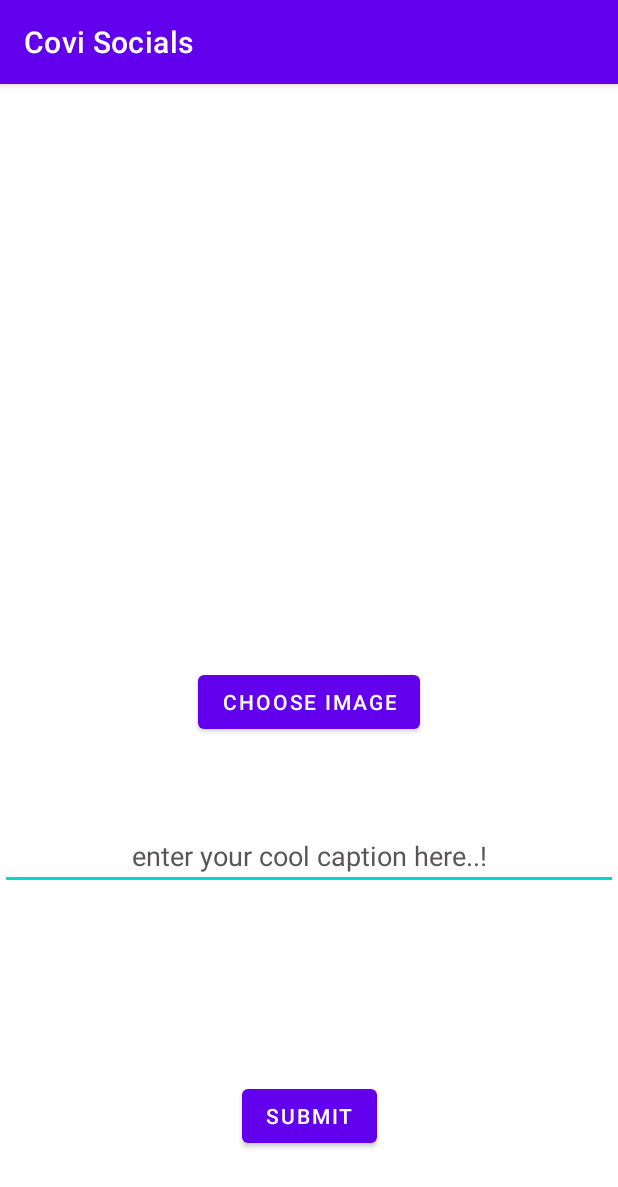
After one commit to pratik2315/covi_socials, an Android app: the CreatePostActivity screen opened directly, with no data from a screen before it, on a phone screen of 412 x 824 dp. The commit adds this screen. Shown: the top 1187 px of the screen. Run offline under Robolectric (Android 15) with nearby library versions, the phone set to English and light mode, and no system bars; our stand-ins replace Firebase (no records; nobody signed in at launch, a user with empty details on screens opened directly).

Commit message:
upload post feature

```diff
--- a/app/build.gradle
+++ b/app/build.gradle
@@ -46,6 +46,7 @@ dependencies {
     implementation 'androidx.constraintlayout:constraintlayout:2.1.0'
     implementation 'com.google.firebase:firebase-auth:21.0.1'
     implementation 'com.google.firebase:firebase-firestore:23.0.3'
+    implementation 'com.google.firebase:firebase-storage:20.0.0'
     testImplementation 'junit:junit:4.+'
     androidTestImplementation 'androidx.test.ext:junit:1.1.3'
     androidTestImplementation 'androidx.test.espresso:espresso-core:3.4.0'
--- /dev/null
+++ b/app/src/main/java/com/example/covisocials/CreatePostActivity.kt
@@ -0,0 +1,126 @@
+package com.example.covisocials
+
+import android.app.Activity
+import android.content.Intent
+import android.net.Uri
+import androidx.appcompat.app.AppCompatActivity
+import android.os.Bundle
+import android.util.Log
+import android.view.LayoutInflater
+import android.widget.Toast
+import com.example.covisocials.databinding.ActivityCreatePostBinding
+import com.example.covisocials.databinding.ActivityPostsBinding
+import com.example.covisocials.models.Posts
+import com.example.covisocials.models.Users
+import com.google.firebase.auth.FirebaseAuth
+import com.google.firebase.firestore.FirebaseFirestore
+import com.google.firebase.firestore.auth.User
+import com.google.firebase.storage.FirebaseStorage
+import com.google.firebase.storage.StorageReference
+import java.lang.Exception
+import java.net.URI
+
+class CreatePostActivity : AppCompatActivity() {
+
+    private lateinit var binding: ActivityCreatePostBinding
+    private val TAG = "CreatePostsActivity"
+    private val CODE = 1
+    private var picUri : Uri ?= null
+    private lateinit var fireStoreDb : FirebaseFirestore
+    private lateinit var storageReference : StorageReference
+    private var signedInUser : Users? = null
+    private val USERNAME_KEY = "KEY"
+
+    override fun onCreate(savedInstanceState: Bundle?) {
+        super.onCreate(savedInstanceState)
+        binding = ActivityCreatePostBinding.inflate(layoutInflater)
+        setContentView(binding.root)
+
+        fireStoreDb = FirebaseFirestore.getInstance()
+        storageReference = FirebaseStorage.getInstance().reference
+
+        fireStoreDb.collection("users")
+                .document(FirebaseAuth.getInstance().currentUser?.uid as String)
+                .get()
+                .addOnSuccessListener { snapShot ->
+                    signedInUser = snapShot.toObject(Users::class.java)
+                    Log.i(TAG, "Post $signedInUser")
+                }.addOnFailureListener{ exception->
+                    Log.i(TAG, "Fail", exception)
+                }
+
+        binding.btnChooseImage.setOnClickListener {
+            val galleryIntent = Intent(Intent.ACTION_GET_CONTENT)
+            galleryIntent.type = "image/*"
+            if (galleryIntent.resolveActivity(packageManager)!=null){
+                startActivityForResult(galleryIntent, CODE)
+            }
+        }
+
+        binding.btnSubmit.setOnClickListener {
+            handleSubmitButton()
+        }
+    }
+
+    private fun handleSubmitButton() {
+        if (picUri == null){
+            Toast.makeText(this, "No image selected!", Toast.LENGTH_SHORT).show()
+        }
+        if (signedInUser == null){
+            Toast.makeText(this, "No user signed in!", Toast.LENGTH_SHORT).show()
+        }
+
+        try {
+            val picUpUri = picUri as Uri
+
+            val picReference = storageReference.child("images/${System.currentTimeMillis()}-photo.jpg")
+            picReference.putFile(picUpUri)
+                    .continueWithTask { photoUploadTask ->
+                        picReference.downloadUrl
+                    }
+                    .continueWithTask {
+                        val user = Users(
+                                signedInUser?.username as String,
+                                signedInUser?.age as Int
+                        )
+                        fireStoreDb.collection("users").add(user)
+                    }
+                    .continueWithTask { postDownloadUrl ->
+                        val post = Posts(
+                                binding.etCaption.text.toString(),
+                                System.currentTimeMillis(),
+                                postDownloadUrl.result.toString(),
+                                signedInUser
+                        )
+                        fireStoreDb.collection("posts").add(post)
+                    }.addOnCompleteListener { postCreationInDB ->
+                        if (!postCreationInDB.isSuccessful) {
+                            Toast.makeText(this, "Failed to upload photo to firebase storage", Toast.LENGTH_SHORT).show()
+                        }
+
+                        binding.etCaption.text.clear()
+                        binding.imagePost.setImageResource(0)
+                        Toast.makeText(this, "Success!", Toast.LENGTH_SHORT).show()
+                        val intent = Intent(this, ProfileActivity::class.java)
+                        intent.putExtra(USERNAME_KEY, signedInUser?.username)
+                        startActivity(intent)
+                        finish()
+                    }
+        } catch (e: Exception){
+
+        }
+
+    }
+
+    override fun onActivityResult(requestCode: Int, resultCode: Int, data: Intent?) {
+        super.onActivityResult(requestCode, resultCode, data)
+        if (requestCode == CODE){
+            if (resultCode == Activity.RESULT_OK){
+                picUri = data?.data
+                binding.imagePost.setImageURI(picUri)
+            } else{
+                Toast.makeText(this, "Could not fetch image!", Toast.LENGTH_SHORT).show()
+            }
+        }
+    }
+}
--- /dev/null
+++ b/app/src/main/res/layout/activity_create_post.xml
@@ -0,0 +1,58 @@
+<?xml version="1.0" encoding="utf-8"?>
+<androidx.constraintlayout.widget.ConstraintLayout xmlns:android="http://schemas.android.com/apk/res/android"
+    xmlns:app="http://schemas.android.com/apk/res-auto"
+    xmlns:tools="http://schemas.android.com/tools"
+    android:background="@color/white"
+    android:layout_width="match_parent"
+    android:layout_height="match_parent"
+    tools:context=".CreatePostActivity">
+
+    <Button
+        android:id="@+id/btnChooseImage"
+        android:layout_width="wrap_content"
+        android:layout_height="wrap_content"
+        android:layout_marginTop="40dp"
+        android:text="Choose Image"
+        app:layout_constraintEnd_toEndOf="parent"
+        app:layout_constraintHorizontal_bias="0.501"
+        app:layout_constraintStart_toStartOf="parent"
+        app:layout_constraintTop_toBottomOf="@+id/imagePost" />
+
+    <Button
+        android:id="@+id/btnSubmit"
+        android:layout_width="wrap_content"
+        android:layout_height="wrap_content"
+        android:layout_marginTop="228dp"
+        android:text="Submit"
+        app:layout_constraintEnd_toEndOf="parent"
+        app:layout_constraintStart_toStartOf="parent"
+        app:layout_constraintTop_toBottomOf="@+id/btnChooseImage" />
+
+    <EditText
+        android:id="@+id/etCaption"
+        android:layout_width="0dp"
+        android:layout_height="wrap_content"
+        android:layout_marginTop="56dp"
+        android:ems="10"
+        android:gravity="center"
+        android:textColorHint="#595555"
+        android:textColor="@color/black"
+        android:hint="enter your cool caption here..!"
+        android:inputType="textPersonName"
+        app:layout_constraintEnd_toEndOf="parent"
+        app:layout_constraintHorizontal_bias="1.0"
+        app:layout_constraintStart_toStartOf="parent"
+        app:layout_constraintTop_toBottomOf="@+id/btnChooseImage" />
+
+    <ImageView
+        android:id="@+id/imagePost"
+        android:layout_width="300dp"
+        android:layout_height="300dp"
+        android:layout_marginTop="48dp"
+        android:scaleType="centerCrop"
+        app:layout_constraintEnd_toEndOf="parent"
+        app:layout_constraintHorizontal_bias="0.495"
+        app:layout_constraintStart_toStartOf="parent"
+        app:layout_constraintTop_toTopOf="parent"
+        tools:srcCompat="@tools:sample/avatars" />
+</androidx.constraintlayout.widget.ConstraintLayout>
--- a/app/src/main/res/layout/activity_posts.xml
+++ b/app/src/main/res/layout/activity_posts.xml
@@ -2,7 +2,6 @@
 <androidx.constraintlayout.widget.ConstraintLayout xmlns:android="http://schemas.android.com/apk/res/android"
     xmlns:app="http://schemas.android.com/apk/res-auto"
     xmlns:tools="http://schemas.android.com/tools"
-    android:id="@+id/fab"
     android:layout_width="match_parent"
     android:layout_height="match_parent"
     android:background="@color/white"
@@ -17,7 +16,7 @@
         app:layout_constraintTop_toTopOf="parent" />
 
     <com.google.android.material.floatingactionbutton.FloatingActionButton
-        android:id="@+id/floatingActionButton2"
+        android:id="@+id/fab"
         android:layout_width="wrap_content"
         android:layout_height="wrap_content"
         android:layout_marginEnd="32dp"
```
Also changed, not shown: app/src/main/AndroidManifest.xml (+5 -3 lines), app/src/main/java/com/example/covisocials/PostsActivity.kt (+7 -1 lines), app/src/main/java/com/example/covisocials/RegistrationActivity.kt (+6 -2 lines).
